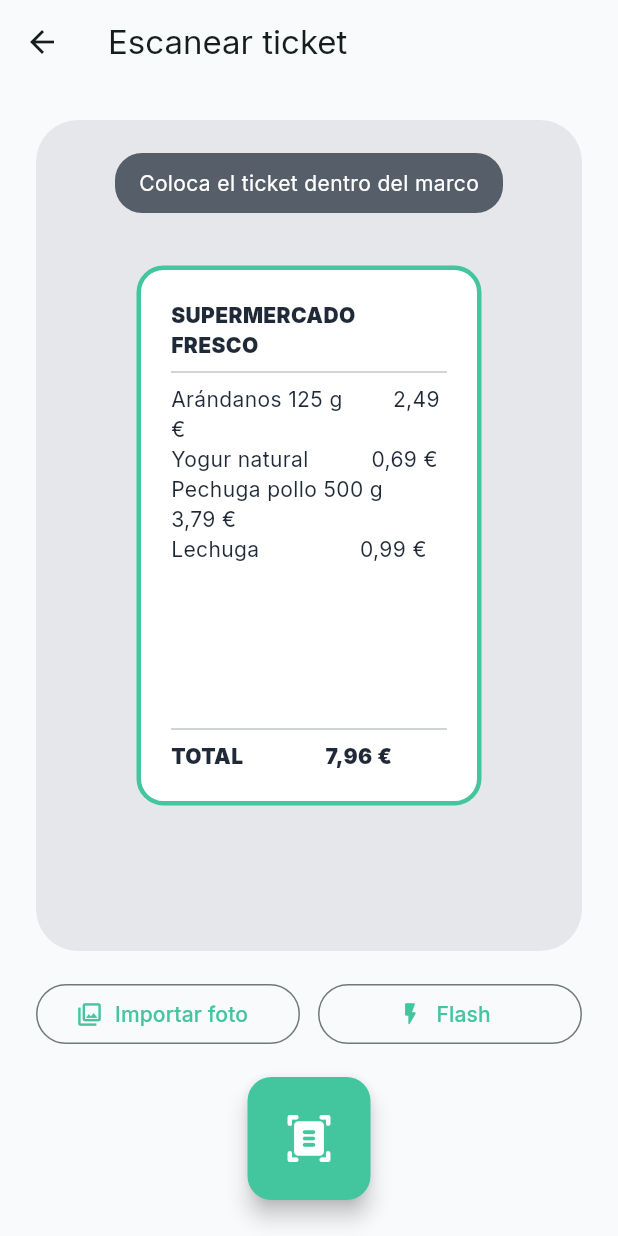
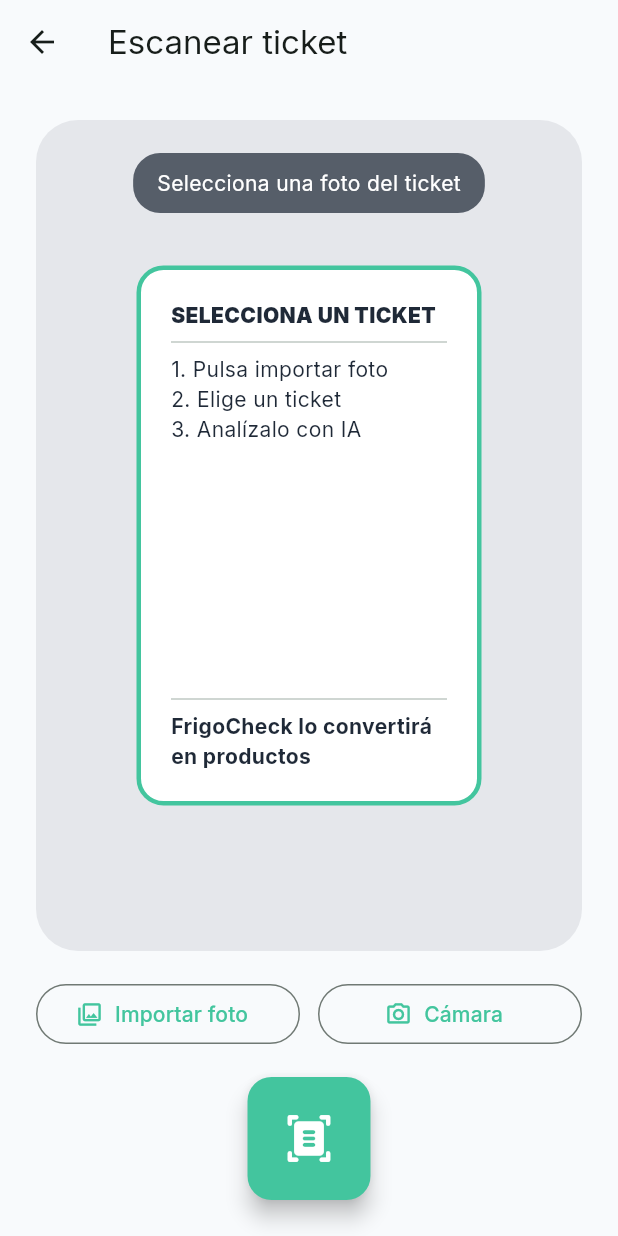
Before and after one commit to Danielmm2001/FrigoCheck-, a Flutter app: the ScanTicketScreen screen opened directly, after a tap on "Importar foto", on a phone screen of 412 x 824 dp. Run offline on Flutter 3.47's test engine with Material 3 defaults, Android fonts, the phone set to English and light mode, and no system bars; our stand-ins replace google_fonts, image_picker.

Commit message:
Connect scan screen to image picker and receipt analysis

```diff
--- a/app/lib/features/scan/scan_ticket_screen.dart
+++ b/app/lib/features/scan/scan_ticket_screen.dart
@@ -1,10 +1,67 @@
+import 'dart:io';
+
 import 'package:flutter/material.dart';
+import 'package:image_picker/image_picker.dart';
 
 import '../../core/theme/app_colors.dart';
+import '../../data/models/receipt_analysis_model.dart';
+import '../../data/services/api_service.dart';
 import 'detected_products_screen.dart';
 
-class ScanTicketScreen extends StatelessWidget {
+class ScanTicketScreen extends StatefulWidget {
   const ScanTicketScreen({super.key});
+
+  @override
+  State<ScanTicketScreen> createState() => _ScanTicketScreenState();
+}
+
+class _ScanTicketScreenState extends State<ScanTicketScreen> {
+  final ApiService _apiService = const ApiService();
+  final ImagePicker _imagePicker = ImagePicker();
+  File? _selectedImage;
+  bool _isAnalyzing = false;
+
+  Future<void> _pickImage(ImageSource source) async {
+    final pickedFile = await _imagePicker.pickImage(
+      source: source,
+      imageQuality: 85,
+    );
+
+    if (pickedFile == null) return;
+
+    setState(() {
+      _selectedImage = File(pickedFile.path);
+    });
+  }
+
+  Future<void> _analyzeSelectedImage() async {
+    final image = _selectedImage;
+    if (image == null) {
+      ScaffoldMessenger.of(context).showSnackBar(
+        const SnackBar(content: Text('Primero selecciona una foto del ticket')),
+      );
+      return;
+    }
+
+    setState(() => _isAnalyzing = true);
+
+    try {
+      final ReceiptAnalysisModel analysis = await _apiService.analyzeReceiptImage(image);
+      if (!mounted) return;
+      Navigator.of(context).push(
+        MaterialPageRoute(
+          builder: (_) => DetectedProductsScreen(analysis: analysis),
+        ),
+      );
+    } catch (error) {
+      if (!mounted) return;
+      ScaffoldMessenger.of(context).showSnackBar(
+        SnackBar(content: Text(error.toString())) ,
+      );
+    } finally {
+      if (mounted) setState(() => _isAnalyzing = false);
+    }
+  }
 
   @override
   Widget build(BuildContext context) {
@@ -24,6 +81,7 @@ class ScanTicketScreen extends StatelessWidget {
                 child: Stack(
                   alignment: Alignment.center,
                   children: [
+                    if (_selectedImage == null)
                       Container(
                         width: 230,
                         height: 360,
@@ -37,17 +95,26 @@ class ScanTicketScreen extends StatelessWidget {
                           child: Column(
                             crossAxisAlignment: CrossAxisAlignment.start,
                             children: [
-                            Text('SUPERMERCADO FRESCO', style: TextStyle(fontWeight: FontWeight.w900)),
+                              Text('SELECCIONA UN TICKET', style: TextStyle(fontWeight: FontWeight.w900)),
                               Divider(),
-                            Text('Arándanos 125 g        2,49 €'),
-                            Text('Yogur natural          0,69 €'),
-                            Text('Pechuga pollo 500 g    3,79 €'),
-                            Text('Lechuga                0,99 €'),
+                              Text('1. Pulsa importar foto'),
+                              Text('2. Elige un ticket'),
+                              Text('3. Analízalo con IA'),
                               Spacer(),
                               Divider(),
-                            Text('TOTAL                  7,96 €', style: TextStyle(fontWeight: FontWeight.w900)),
+                              Text('FrigoCheck lo convertirá en productos', style: TextStyle(fontWeight: FontWeight.w700)),
                             ],
                           ),
+                        ),
+                      )
+                    else
+                      ClipRRect(
+                        borderRadius: BorderRadius.circular(22),
+                        child: Image.file(
+                          _selectedImage!,
+                          width: double.infinity,
+                          height: double.infinity,
+                          fit: BoxFit.cover,
                         ),
                       ),
                     Positioned(
@@ -58,7 +125,27 @@ class ScanTicketScreen extends StatelessWidget {
                           color: AppColors.textPrimary.withOpacity(.72),
                           borderRadius: BorderRadius.circular(18),
                         ),
-                        child: const Text('Coloca el ticket dentro del marco', style: TextStyle(color: Colors.white)),
+                        child: Text(
+                          _selectedImage == null ? 'Selecciona una foto del ticket' : 'Ticket listo para analizar',
+                          style: const TextStyle(color: Colors.white),
+                        ),
+                      ),
+                    ),
+                    if (_isAnalyzing)
+                      Container(
+                        width: double.infinity,
+                        height: double.infinity,
+                        decoration: BoxDecoration(
+                          color: Colors.black.withOpacity(.45),
+                          borderRadius: BorderRadius.circular(28),
+                        ),
+                        child: const Column(
+                          mainAxisAlignment: MainAxisAlignment.center,
+                          children: [
+                            CircularProgressIndicator(color: Colors.white),
+                            SizedBox(height: 18),
+                            Text('Analizando ticket con IA...', style: TextStyle(color: Colors.white, fontWeight: FontWeight.w800)),
+                          ],
                         ),
                       ),
                   ],
@@ -70,7 +157,7 @@ class ScanTicketScreen extends StatelessWidget {
               children: [
                 Expanded(
                   child: OutlinedButton.icon(
-                    onPressed: () {},
+                    onPressed: _isAnalyzing ? null : () => _pickImage(ImageSource.gallery),
                     icon: const Icon(Icons.photo_library_outlined),
                     label: const Text('Importar foto'),
                   ),
@@ -78,9 +165,9 @@ class ScanTicketScreen extends StatelessWidget {
                 const SizedBox(width: 12),
                 Expanded(
                   child: OutlinedButton.icon(
-                    onPressed: () {},
-                    icon: const Icon(Icons.flash_on_rounded),
-                    label: const Text('Flash'),
+                    onPressed: _isAnalyzing ? null : () => _pickImage(ImageSource.camera),
+                    icon: const Icon(Icons.camera_alt_outlined),
+                    label: const Text('Cámara'),
                   ),
                 ),
               ],
@@ -92,10 +179,10 @@ class ScanTicketScreen extends StatelessWidget {
               child: FloatingActionButton(
                 backgroundColor: AppColors.primary,
                 foregroundColor: Colors.white,
-                onPressed: () {
-                  Navigator.of(context).push(MaterialPageRoute(builder: (_) => const DetectedProductsScreen()));
-                },
-                child: const Icon(Icons.document_scanner_rounded, size: 34),
+                onPressed: _isAnalyzing ? null : _analyzeSelectedImage,
+                child: _isAnalyzing
+                    ? const SizedBox(width: 28, height: 28, child: CircularProgressIndicator(color: Colors.white, strokeWidth: 3))
+                    : const Icon(Icons.document_scanner_rounded, size: 34),
               ),
             ),
           ],
```
Lines whose indentation alone changed are shown as unchanged.
